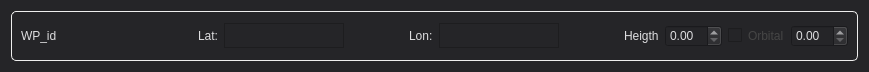
The window that src/ui/WaypointGlobalView.ui (mavlink/qgroundcontrol) describes before a commit, drawn with Qt 5.
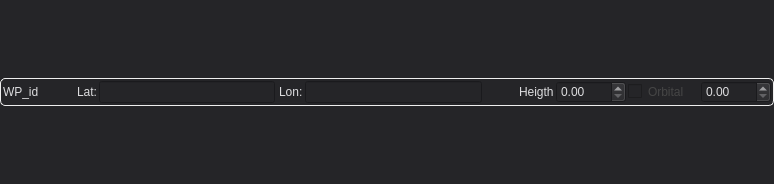
The same window after the commit. Icons and pictures are not drawn.

Patch:
```diff
--- a/src/ui/WaypointGlobalView.ui
+++ b/src/ui/WaypointGlobalView.ui
@@ -6,12 +6,12 @@
    <rect>
     <x>0</x>
     <y>0</y>
-    <width>869</width>
-    <height>60</height>
+    <width>774</width>
+    <height>184</height>
    </rect>
   </property>
   <property name="sizePolicy">
-   <sizepolicy hsizetype="Maximum" vsizetype="Fixed">
+   <sizepolicy hsizetype="Preferred" vsizetype="Fixed">
     <horstretch>0</horstretch>
     <verstretch>0</verstretch>
    </sizepolicy>
@@ -144,6 +144,15 @@
 }</string>
   </property>
   <layout class="QGridLayout" name="gridLayout">
+   <property name="sizeConstraint">
+    <enum>QLayout::SetDefaultConstraint</enum>
+   </property>
+   <property name="margin">
+    <number>0</number>
+   </property>
+   <property name="spacing">
+    <number>0</number>
+   </property>
    <item row="0" column="0">
     <widget class="QGroupBox" name="groupBox_2">
      <property name="sizePolicy">
@@ -155,7 +164,13 @@
      <property name="title">
       <string/>
      </property>
-     <layout class="QHBoxLayout" name="horizontalLayout">
+     <layout class="QHBoxLayout" name="horizontalLayout" stretch="20,0,0,50,0,0,50,10,0,20,20,20">
+      <property name="spacing">
+       <number>2</number>
+      </property>
+      <property name="margin">
+       <number>2</number>
+      </property>
       <item>
        <widget class="QLabel" name="idWP_label">
         <property name="text">
@@ -168,10 +183,13 @@
         <property name="orientation">
          <enum>Qt::Horizontal</enum>
         </property>
+        <property name="sizeType">
+         <enum>QSizePolicy::MinimumExpanding</enum>
+        </property>
         <property name="sizeHint" stdset="0">
          <size>
-          <width>135</width>
-          <height>13</height>
+          <width>2</width>
+          <height>0</height>
          </size>
         </property>
        </spacer>
@@ -184,26 +202,7 @@
        </widget>
       </item>
       <item>
-       <widget class="QTextEdit" name="m_latitudtextEdit">
-        <property name="minimumSize">
-         <size>
-          <width>0</width>
-          <height>0</height>
-         </size>
-        </property>
-        <property name="maximumSize">
-         <size>
-          <width>120</width>
-          <height>25</height>
-         </size>
-        </property>
-        <property name="verticalScrollBarPolicy">
-         <enum>Qt::ScrollBarAlwaysOff</enum>
-        </property>
-        <property name="readOnly">
-         <bool>true</bool>
-        </property>
-       </widget>
+       <widget class="QLineEdit" name="m_latitudtextEdit"/>
       </item>
       <item>
        <spacer name="horizontalSpacer_2">
@@ -212,8 +211,8 @@
         </property>
         <property name="sizeHint" stdset="0">
          <size>
-          <width>50</width>
-          <height>30</height>
+          <width>2</width>
+          <height>0</height>
          </size>
         </property>
        </spacer>
@@ -226,30 +225,20 @@
        </widget>
       </item>
       <item>
-       <widget class="QTextEdit" name="m_longitudtextEdit">
-        <property name="maximumSize">
-         <size>
-          <width>120</width>
-          <height>25</height>
-         </size>
-        </property>
-        <property name="verticalScrollBarPolicy">
-         <enum>Qt::ScrollBarAlwaysOff</enum>
-        </property>
-        <property name="readOnly">
-         <bool>true</bool>
-        </property>
-       </widget>
+       <widget class="QLineEdit" name="m_longitudtextEdit"/>
       </item>
       <item>
        <spacer name="horizontalSpacer_3">
         <property name="orientation">
          <enum>Qt::Horizontal</enum>
         </property>
+        <property name="sizeType">
+         <enum>QSizePolicy::MinimumExpanding</enum>
+        </property>
         <property name="sizeHint" stdset="0">
          <size>
-          <width>50</width>
-          <height>30</height>
+          <width>2</width>
+          <height>0</height>
          </size>
         </property>
        </spacer>
```
